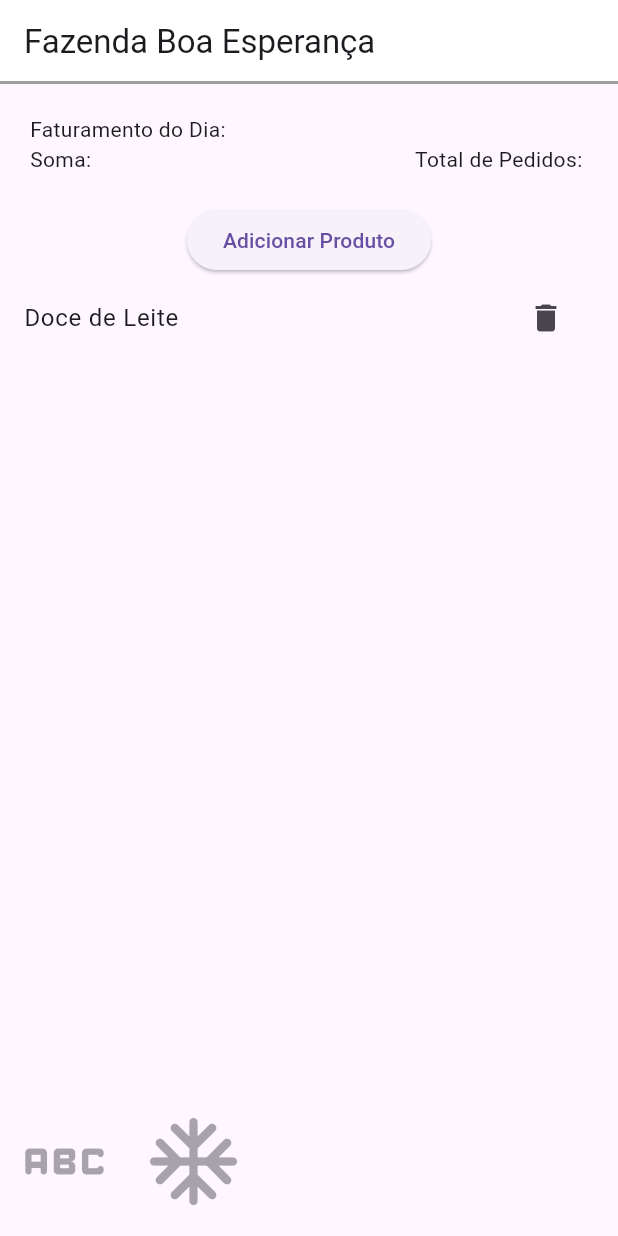
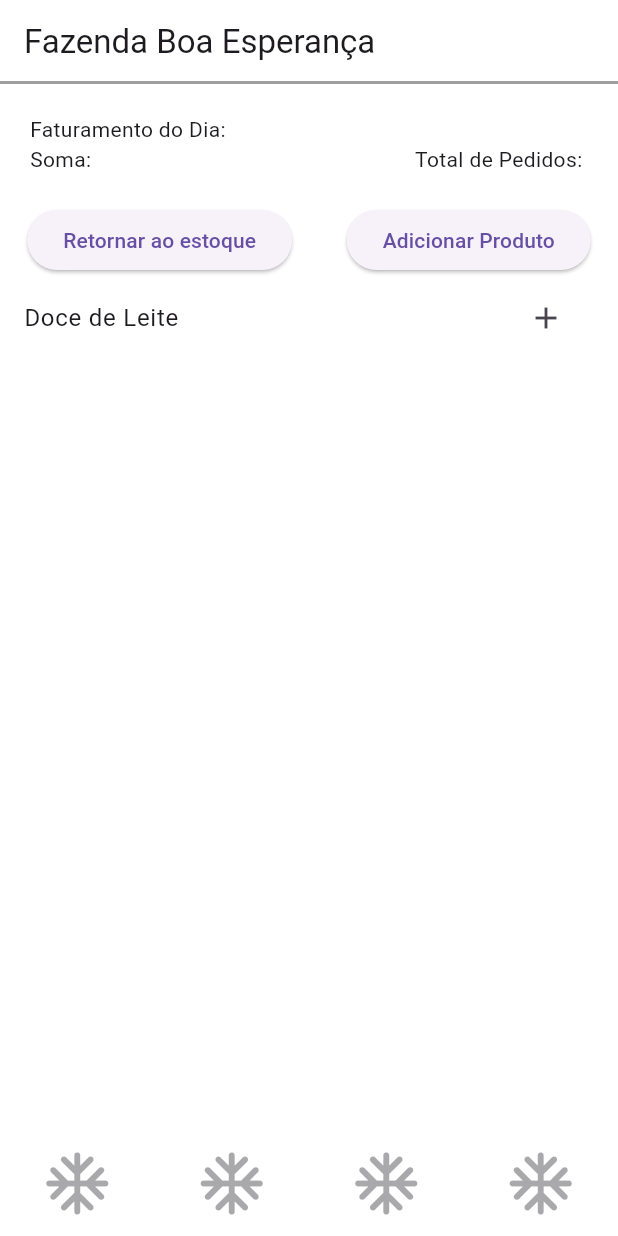
Before and after one commit to moisesRubens/dairy_mobile, a Flutter app: the screen it shows after launch, on a phone screen of 412 x 824 dp. Run offline on Flutter 3.47's test engine with Material 3 defaults, Android fonts, the phone set to English and light mode, and no system bars.

Commit message:
refactor: home screen

```diff
--- a/lib/main.dart
+++ b/lib/main.dart
@@ -13,14 +13,15 @@ class Dairy extends StatelessWidget {
 
     return MaterialApp(
       home: Scaffold(
+        backgroundColor: Colors.white,
         appBar: AppBar(
+          backgroundColor: Colors.white,
           shape: Border(
             bottom: BorderSide(
               color: Colors.grey,
                width: 2,
             ),
           ),
-          backgroundColor: Colors.white,
           title: Align(
             alignment: Alignment.centerLeft,
             child: Text('Fazenda Boa Esperança'),
@@ -35,17 +36,8 @@ class Dairy extends StatelessWidget {
           ],
         ),
         bottomNavigationBar: Container(
-          height: 100.0,
-          child: Row(
-            children: [
-              Container(
-                child: IconButton(onPressed: null, icon: Icon(Icons.abc_rounded, size: 70.0)),
-              ),
-              Container(
-                child: IconButton(onPressed: null, icon: Icon(Icons.ac_unit_rounded, size: 70.0,)),
-              ),
-            ],
-          ),
+          height: 70.0,
+          child: DairyBottomNavigationBar()
         )
       ),
     );
@@ -81,3 +73,18 @@ class _StateDairyStatus extends State<DairyStatus> {
     );
   }
 }
+
+class DairyBottomNavigationBar extends StatelessWidget {
+  final int numberBottons = 4;
+
+  @override
+  Widget build(BuildContext context) {
+    return Row(
+      mainAxisAlignment: MainAxisAlignment.spaceAround,
+      children: [
+        for(var i=0; i<numberBottons; i++)
+          IconButton(onPressed: null, icon: Icon(Icons.ac_unit_rounded, size: 50.0,))
+        ],
+    );
+  }
+}
--- a/lib/models/product_model.dart
+++ b/lib/models/product_model.dart
@@ -29,15 +29,29 @@ class _ProductsListState extends State<ProductList> {
     });
   }
 
+  void removeAllOutbounds() {
+    setState(() {
+      products.clear();
+    });
+  }
+
   @override
   Widget build(BuildContext context) {
     return Column(
       children: [
-        ElevatedButton(
-          onPressed: () {
-            addProduct("Produto ${products.length + 1}");
-          },
-          child: Text("Adicionar Produto"),
+        Row(
+          mainAxisAlignment: MainAxisAlignment.spaceAround,
+          children: [
+            ElevatedButton(
+              onPressed: () {
+                removeAllOutbounds();
+              },
+              child: Text("Retornar ao estoque"),
+            ),
+            ElevatedButton(
+              onPressed: () {addProduct("Produto ${products.length+1}");},
+              child: Text("Adicionar Produto")),
+          ],
         ),
         Expanded(
           child: products.isEmpty
@@ -50,7 +64,7 @@ class _ProductsListState extends State<ProductList> {
                     return ListTile(
                       title: Text(products[index].name),
                       trailing: IconButton(
-                        icon: Icon(Icons.delete),
+                        icon: Icon(Icons.add),
                         onPressed: () => removeProduct(index),
                       ),
                     );
```
